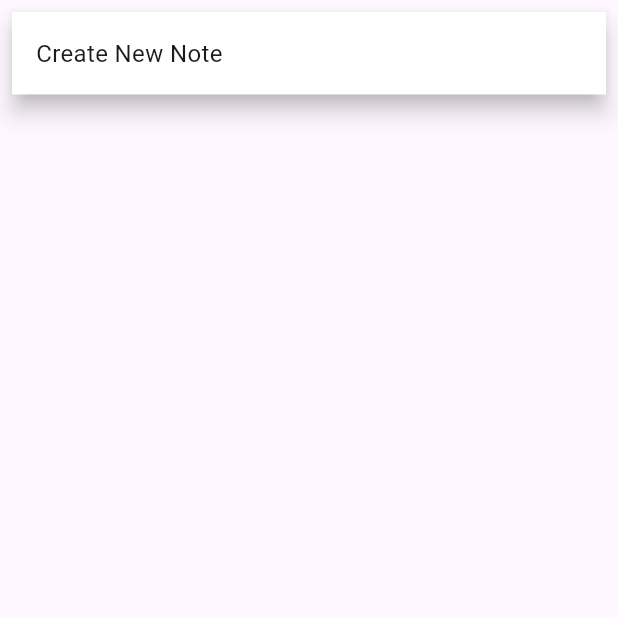
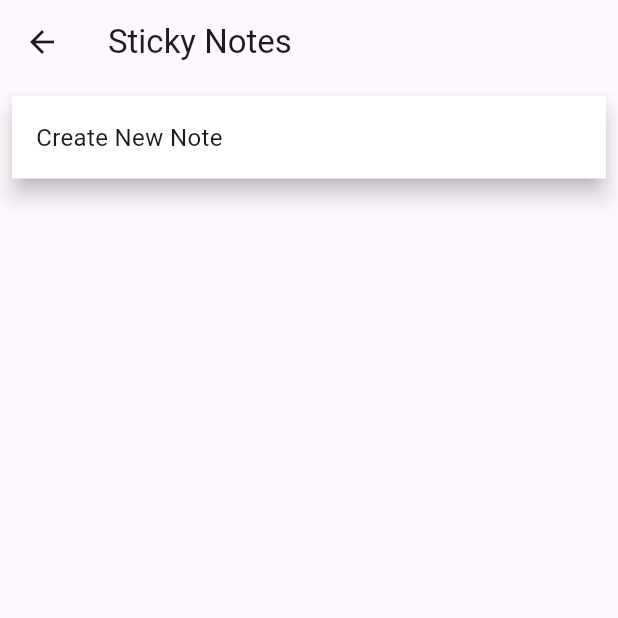
Before and after one commit to GroupOfFourMDEV1004/assignment3-MDEV1005, a Flutter app: the screen it shows after launch, after a tap on "Notes Tool", on a phone screen of 412 x 824 dp, the top half of it. Run offline on Flutter 3.47's test engine with Material 3 defaults, Android fonts, the phone set to English and light mode, and no system bars; our stand-ins replace flutter_hooks, go_router, hooks_riverpod, riverpod.

Commit message:
Layout update for sticky note

```diff
--- a/lib/main.dart
+++ b/lib/main.dart
@@ -1,5 +1,6 @@
 
 import 'package:assigment3/greeting_screen.dart';
+import 'package:assigment3/screens/sticky_note_screen.dart';
 import 'package:assigment3/widgets/calculator/calculator.dart';
 import 'package:assigment3/widgets/sticky_note/sticky_note.dart';
 import 'package:flutter/material.dart';
@@ -26,6 +27,6 @@ class MyApp extends StatelessWidget {
     GoRoute(path: "/", builder: ((context, state) => const GreetingPage())),
     GoRoute(path: "/counterTool", builder: ((context, state) => const CounterTool())),
     GoRoute(path: "/calculatorTool", builder: ((context, state) => const CalculatorTool())),
-    GoRoute(path: "/notesTool", builder: ((context, state) => const StickyNote()))
+    GoRoute(path: "/notesTool", builder: ((context, state) => const StickyNoteScreen()))
   ]);
 }
--- /dev/null
+++ b/lib/screens/sticky_note_screen.dart
@@ -0,0 +1,23 @@
+
+
+
+import 'package:assigment3/widgets/sticky_note/sticky_note.dart';
+import 'package:flutter/material.dart';
+
+class StickyNoteScreen extends StatelessWidget {
+  const StickyNoteScreen({super.key});
+
+
+  @override
+  Widget build(BuildContext context) {
+    return Scaffold(
+      appBar: AppBar(
+        title: const Text('Sticky Notes'),
+      ),
+      body: const Center(
+          child: StickyNote()
+        ,
+      ),
+    );
+  }
+}
```
Also changed, not shown: pubspec.lock.
